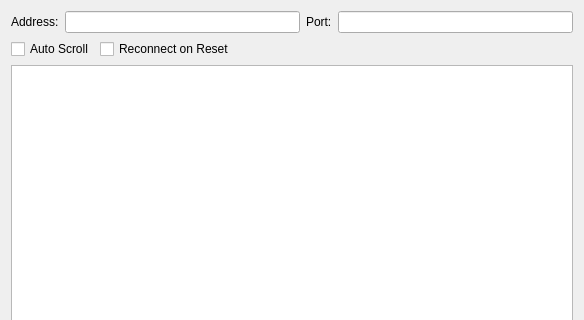
Before: the Qt Designer form src/telecommand_widget.ui in acebrianjuan/gnss-sdr-monitor, drawn with Qt 5; both pictures show x 0 to 584 and y 0 to 320 of the 584 by 528 pixel window.
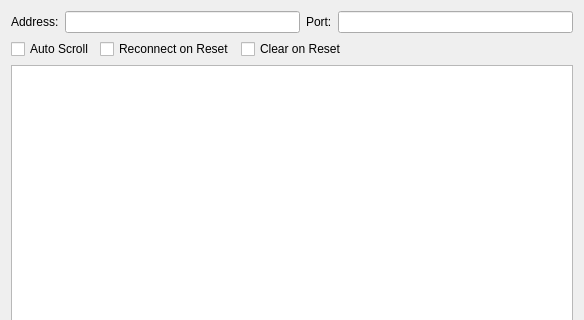
After: the same form once the commit is applied.

Commit message: Add resetClicked signal to notify the application when a reset command has been sent to the receiver and add a checkbox to allow triggering an automatic clear of the GUI data

```diff
--- a/src/telecommand_widget.ui
+++ b/src/telecommand_widget.ui
@@ -54,6 +54,13 @@
        </property>
       </widget>
      </item>
+     <item>
+      <widget class="QCheckBox" name="clearCheckBox">
+       <property name="text">
+        <string>Clear on Reset</string>
+       </property>
+      </widget>
+     </item>
      <item>
       <spacer name="horizontalSpacer">
        <property name="orientation">
```
The commit also changes 3 other files.
